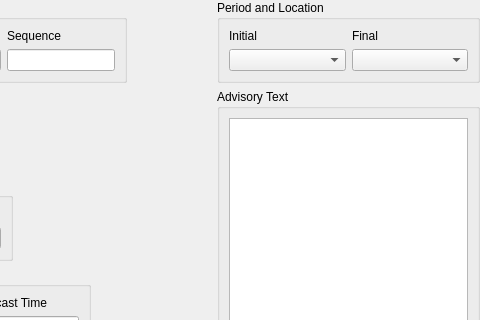
Above: tafor/components/ui/sigmet_typhoon.ui from up1and/tafor before the change; both pictures show x 233 to 713 and y 0 to 320 of the 713 by 617 pixel window. Below: the same form after it.
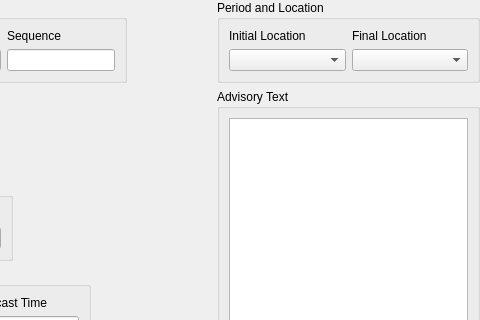
That is the form after the change.

Diff of the .ui file:
```diff
--- a/tafor/components/ui/sigmet_typhoon.ui
+++ b/tafor/components/ui/sigmet_typhoon.ui
@@ -485,14 +485,14 @@
          <item row="0" column="0">
           <widget class="QLabel" name="initialLabel">
            <property name="text">
-            <string>Initial</string>
+            <string>Initial Location</string>
            </property>
           </widget>
          </item>
          <item row="0" column="1">
           <widget class="QLabel" name="finalLabel">
            <property name="text">
-            <string>Final</string>
+            <string>Final Location</string>
            </property>
           </widget>
          </item>
```
Left out of the diff: 2 changed lines with no effect on the pictures.
